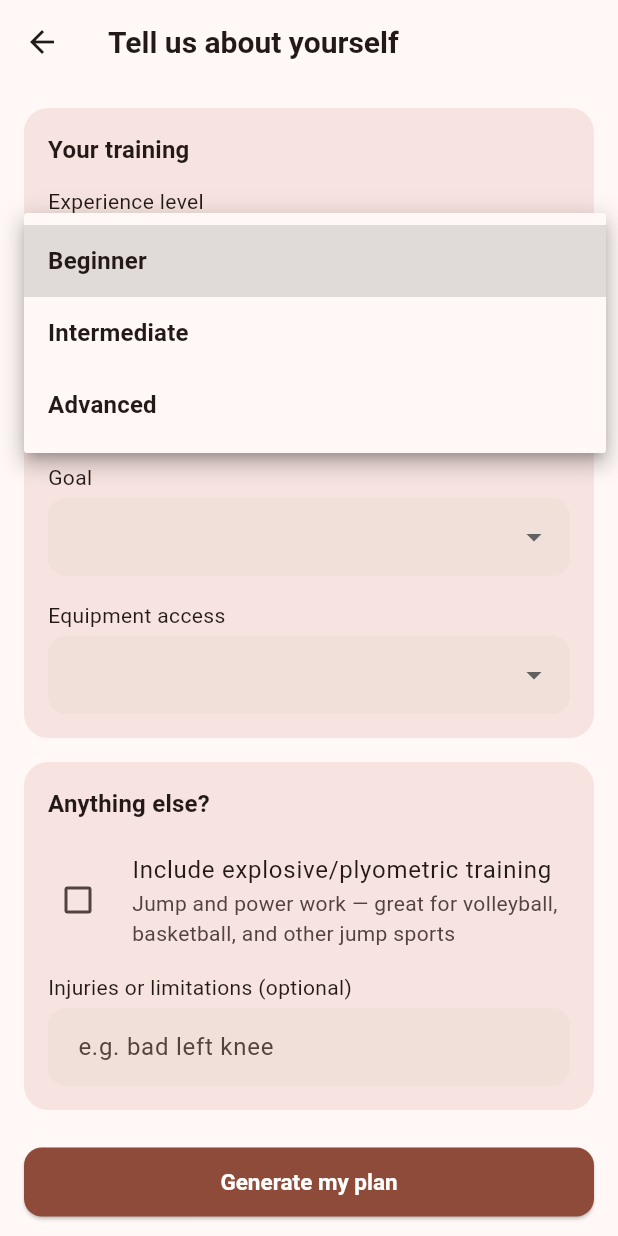
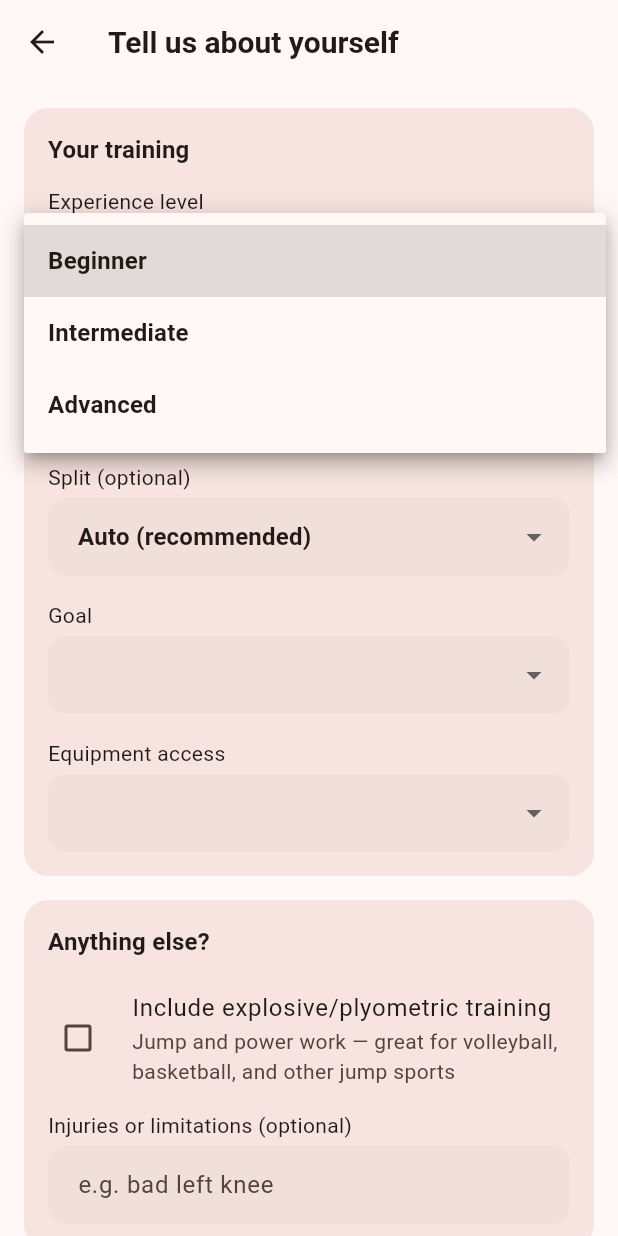
Before and after one commit to pdiep770/toughlove-app, a Flutter app: the IntakeScreen screen opened directly, after a tap on the "arrow drop down" icon, on a phone screen of 412 x 824 dp. Run offline on Flutter 3.47's test engine with Material 3 defaults, Android fonts, the phone set to English and light mode, and no system bars; our stand-ins replace cloud_firestore, firebase_auth, firebase_core; accounts and stored records are empty; network calls fail.

Commit message:
Let users manually select a split instead of only the automatic one
New "Split (optional)" dropdown in the intake form: Auto (recommended,
the existing experience+days logic), Full Body, Upper/Lower, or
Push/Pull/Legs. Sends splitTypeOverride to /api/generate-plan; leaving
it on Auto sends null and preserves the existing behavior exactly.

Co-Authored-By: Claude Sonnet 5 <noreply@anthropic.com>

```diff
--- a/lib/intake_screen.dart
+++ b/lib/intake_screen.dart
@@ -18,6 +18,7 @@ class _IntakeScreenState extends State<IntakeScreen> {
   int? _daysPerWeek;
   String? _goal;
   String? _equipmentAccess;
+  String? _splitTypeOverride;
   bool _includeExplosiveTraining = false;
   final TextEditingController _injuriesController = TextEditingController();
   final TextEditingController _squatMaxController = TextEditingController();
@@ -40,6 +41,7 @@ class _IntakeScreenState extends State<IntakeScreen> {
         'daysPerWeek': _daysPerWeek,
         'goal': _goal,
         'equipmentAccess': _equipmentAccess,
+        'splitTypeOverride': _splitTypeOverride,
         'injuries': _injuriesController.text,
         'includeExplosiveTraining': _includeExplosiveTraining,
         'squatOneRepMax': double.tryParse(_squatMaxController.text),
@@ -112,6 +114,20 @@ class _IntakeScreenState extends State<IntakeScreen> {
                   DropdownMenuItem(value: 6, child: Text('6 days')),
                 ],
                 onChanged: (value) => setState(() => _daysPerWeek = value),
+              ),
+              const SizedBox(height: 16),
+
+              const Text('Split (optional)'),
+              const SizedBox(height: 4),
+              DropdownButtonFormField<String?>(
+                initialValue: _splitTypeOverride,
+                items: const [
+                  DropdownMenuItem(value: null, child: Text('Auto (recommended)')),
+                  DropdownMenuItem(value: 'full_body', child: Text('Full Body')),
+                  DropdownMenuItem(value: 'upper_lower', child: Text('Upper / Lower')),
+                  DropdownMenuItem(value: 'push_pull_legs', child: Text('Push / Pull / Legs')),
+                ],
+                onChanged: (value) => setState(() => _splitTypeOverride = value),
               ),
               const SizedBox(height: 16),
 
```
